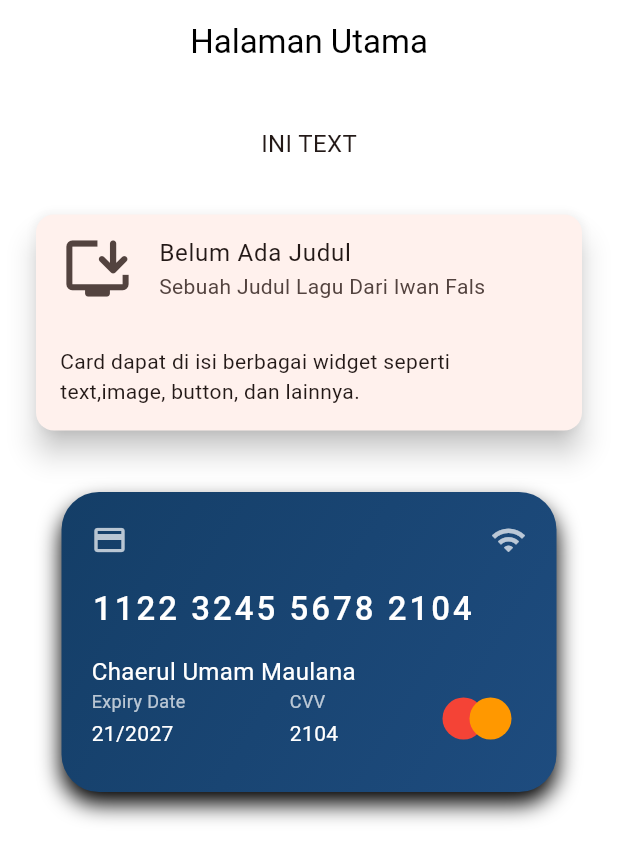
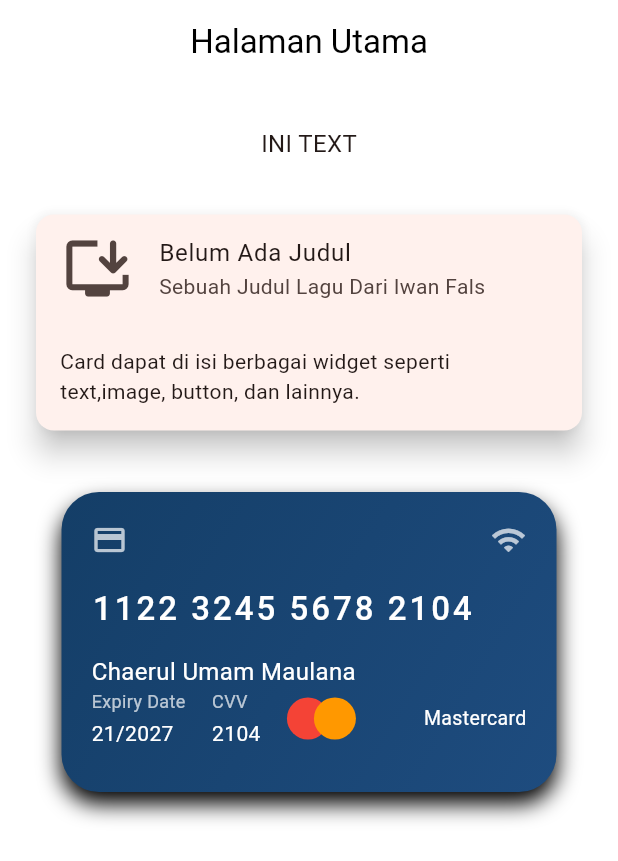
Before and after one commit to ChaerulUmamMaulana/tugas_week_8, a Flutter app: the screen it shows after launch, on a phone screen of 412 x 824 dp. Shown: the top 861 px of the screen. Run offline on Flutter 3.47's test engine with Material 3 defaults, Android fonts, the phone set to English and light mode, and no system bars.

Commit message:
membuat sizedbox dan text master card

```diff
--- a/lib/pages/page_card_01.dart
+++ b/lib/pages/page_card_01.dart
@@ -153,15 +153,25 @@ class PageCard01 extends StatelessWidget {
                                     color: Colors.orange,
                                     shape: BoxShape.circle,
                                   ),
-                                ),
+                                      ),
                               ),
+                    ],
+                ),
+                SizedBox(height: 5),
+              Text(
+      "Mastercard",
+      style: TextStyle(
+        color: Colors.white,
+        fontSize: 13,
+      ),
+    ),
+                    ],
+                ),
 
                     ],
-                ),
-                    ],
-                ),
-                    ],
+
              ),
+
              ),
              ),
               ],
```
